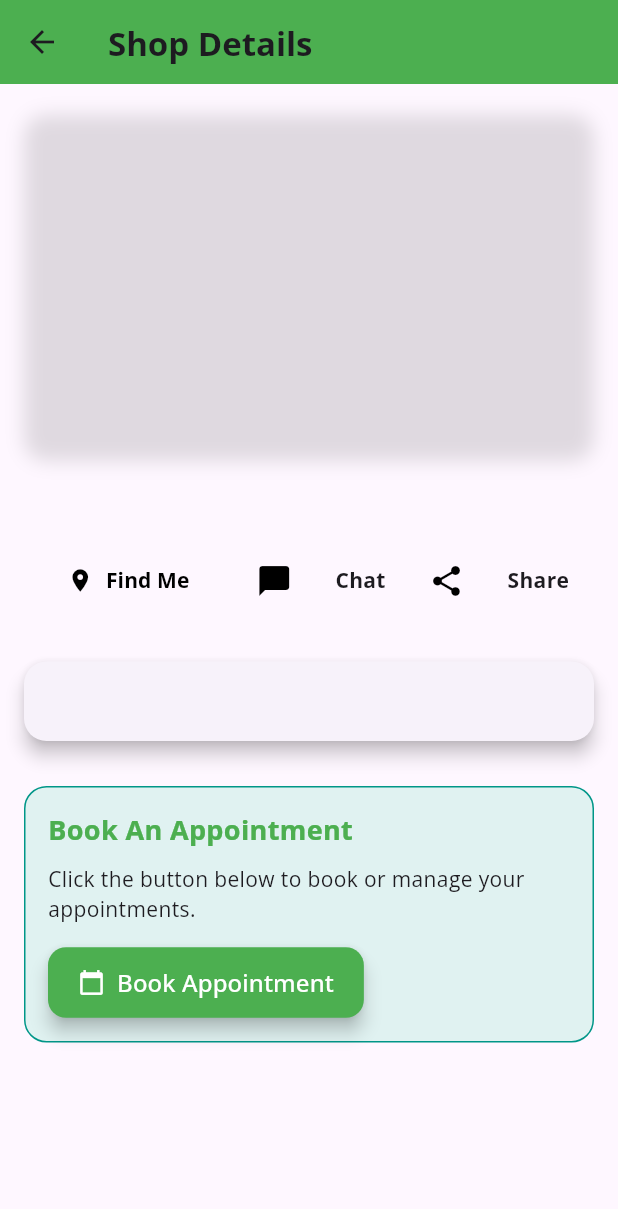
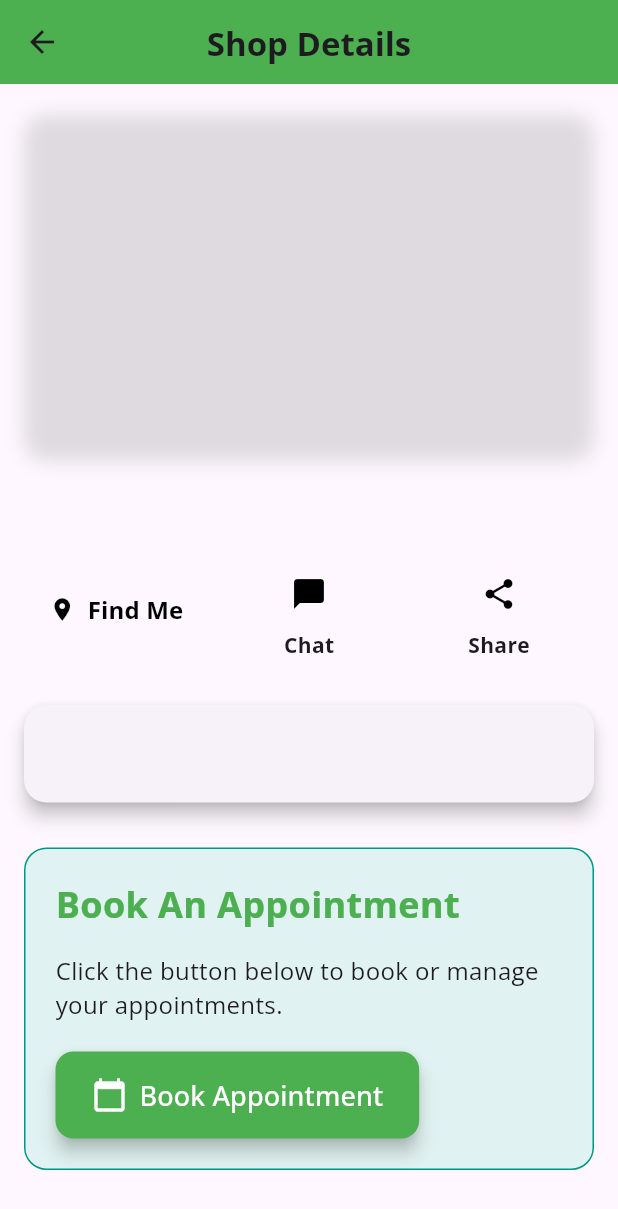
Before and after one commit to AbdallahKhayat/Hajzi_Flutter, a Flutter app: the BlogAfterClick screen opened directly with empty values, on a phone screen of 412 x 824 dp. Shown: the top 1209 px of the screen. Run offline on Flutter 3.47's test engine with Material 3 defaults, Android fonts, the phone set to English and light mode, and no system bars; drawn by our look-alikes of carousel_slider; our stand-ins replace cached_network_image, camera, dio, file_picker, firebase_auth, firebase_core and 17 more; missing offline and left inert: flutter_facebook_auth, flutter_stripe; accounts and stored records are empty; generated files the repository leaves out were written again; network calls fail.

Commit message:
modified the page for web part

```diff
--- a/lib/Blog/BlogAfterClick.dart
+++ b/lib/Blog/BlogAfterClick.dart
@@ -12,7 +12,6 @@ import '../Pages/CustomerAppointmentPage.dart';
 import '../Pages/IndividualPage.dart';
 import '../Pages/userAppointmentPage.dart';
 import '../constants.dart';
-
 
 class BlogAfterClick extends StatefulWidget {
   BlogAfterClick({super.key, required this.addBlogModel, required this.networkHandler});
@@ -31,7 +30,7 @@ class _BlogAfterClickState extends State<BlogAfterClick> {
   String userName = 'Unknown User';
   String? userEmail; // Current user's email from secure storage
   String blogOwnerEmail = ''; // Blog owner's email from fetchBlogDetails
-  String blogOwnerName='';
+  String blogOwnerName = '';
   final storage = FlutterSecureStorage();
 
   // Example coordinates for the shop location
@@ -93,7 +92,7 @@ class _BlogAfterClickState extends State<BlogAfterClick> {
       if (response != null && response['authorName'] != null) {
         setState(() {
           blogOwnerEmail = response['authorName'];
-          blogOwnerName=response['username'];
+          blogOwnerName = response['username'];
         });
       }
     } catch (e) {
@@ -107,8 +106,7 @@ class _BlogAfterClickState extends State<BlogAfterClick> {
       Navigator.push(
         context,
         MaterialPageRoute(
-          builder: (context) =>
-              CustomerAppointmentPage(
+          builder: (context) => CustomerAppointmentPage(
             networkHandler: widget.networkHandler,
             blogId: widget.addBlogModel.id!,
           ),
@@ -119,8 +117,7 @@ class _BlogAfterClickState extends State<BlogAfterClick> {
       Navigator.push(
         context,
         MaterialPageRoute(
-          builder: (context) =>
-              UserAppointmentPage(
+          builder: (context) => UserAppointmentPage(
             networkHandler: widget.networkHandler,
             blogId: widget.addBlogModel.id!,
             userName: userEmail!,
@@ -134,7 +131,9 @@ class _BlogAfterClickState extends State<BlogAfterClick> {
     if (widget.addBlogModel.lat != null && widget.addBlogModel.lng != null) {
       Navigator.push(
         context,
-        MaterialPageRoute(builder: (context) => MapPage(lat: widget.addBlogModel.lat!, lng: widget.addBlogModel.lng!)),
+        MaterialPageRoute(
+            builder: (context) =>
+                MapPage(lat: widget.addBlogModel.lat!, lng: widget.addBlogModel.lng!)),
       );
     }
   }
@@ -155,6 +154,7 @@ class _BlogAfterClickState extends State<BlogAfterClick> {
       return null;
     }
   }
+
   void _shareBlogDetails() {
     final String blogDetails = "🛒 Check out this amazing Shop!\n\n"
         "Title: ${widget.addBlogModel.title}\n"
@@ -162,6 +162,7 @@ class _BlogAfterClickState extends State<BlogAfterClick> {
         "View it here 📍: https://www.google.com/maps/search/?api=1&query=${widget.addBlogModel.lat},${widget.addBlogModel.lng}";
     Share.share(blogDetails);
   }
+
   @override
   Widget build(BuildContext context) {
     return Scaffold(
@@ -184,9 +185,23 @@ class _BlogAfterClickState extends State<BlogAfterClick> {
           "Shop Details",
           style: TextStyle(fontWeight: FontWeight.bold),
         ),
+        centerTitle: true, // Center the title for better aesthetics on web
       ),
-      body: ListView(
+      body: LayoutBuilder(
+        builder: (context, constraints) {
+          // Define a max width for large screens
+          double maxWidth = 800;
+          if (constraints.maxWidth > 900) {
+            maxWidth = 800;
+          } else {
+            maxWidth = constraints.maxWidth;
+          }
+
+          return Center(
+            child: Container(
+              width: maxWidth,
               padding: const EdgeInsets.all(16.0),
+              child: ListView(
                 children: [
                   // Image carousel
                   Container(
@@ -213,7 +228,7 @@ class _BlogAfterClickState extends State<BlogAfterClick> {
                           );
                         }).toList(),
                         options: CarouselOptions(
-                  height: 230,
+                          height: constraints.maxWidth > 600 ? 400 : 230,
                           autoPlay: true,
                           enlargeCenterPage: true,
                           aspectRatio: 16 / 9,
@@ -227,7 +242,7 @@ class _BlogAfterClickState extends State<BlogAfterClick> {
                   // Blog title
                   Text(
                     widget.addBlogModel.title!,
-            style: const TextStyle(fontSize: 22, fontWeight: FontWeight.bold),
+                    style: const TextStyle(fontSize: 28, fontWeight: FontWeight.bold),
                     textAlign: TextAlign.center,
                   ),
                   const SizedBox(height: 10),
@@ -236,27 +251,35 @@ class _BlogAfterClickState extends State<BlogAfterClick> {
                   Row(
                     mainAxisAlignment: MainAxisAlignment.spaceEvenly,
                     children: [
-              TextButton.icon(
+                      // Find Me Button
+                      Expanded(
+                        child: TextButton.icon(
                           icon: const Icon(Icons.location_on, color: Colors.black),
                           label: const Text(
                             "Find Me",
-                  style: TextStyle(fontSize: 14, fontWeight: FontWeight.bold,color: Colors.black),
+                            style: TextStyle(fontSize: 16, fontWeight: FontWeight.bold, color: Colors.black),
                           ),
                           onPressed: _openMapPage,
                         ),
+                      ),
 
+                      // Chat Button with Label
+                      Expanded(
+                        child: Column(
+                          children: [
                             IconButton(
                               icon: const Icon(Icons.chat_bubble, color: Colors.black),
                               onPressed: () async {
                                 final existingChatId = await fetchExistingChatId(blogOwnerEmail);
-                  if (userEmail == blogOwnerEmail)
+                                if (userEmail == blogOwnerEmail) {
                                   Navigator.push(
                                     context,
                                     MaterialPageRoute(
-                      builder: (context) =>  ChatPage(chatId: '', chatPartnerEmail: '', appBarFlag: 1),
+                                      builder: (context) => ChatPage(
+                                          chatId: '', chatPartnerEmail: '', appBarFlag: 1),
                                     ),
                                   );
-                  if (userEmail != blogOwnerEmail)
+                                } else {
                                   Navigator.push(
                                     context,
                                     MaterialPageRoute(
@@ -267,23 +290,31 @@ class _BlogAfterClickState extends State<BlogAfterClick> {
                                       ),
                                     ),
                                   );
+                                }
                               },
                             ),
                             const Text(
                               "Chat",
                               style: TextStyle(fontSize: 14, fontWeight: FontWeight.bold),
                             ),
+                          ],
+                        ),
+                      ),
 
+                      // Share Button with Label
+                      Expanded(
+                        child: Column(
+                          children: [
                             IconButton(
                               icon: const Icon(Icons.share, color: Colors.black),
-                onPressed: () {
-                  _shareBlogDetails();
-                  // Add share functionality here
-                },
+                              onPressed: _shareBlogDetails,
                             ),
                             const Text(
                               "Share",
                               style: TextStyle(fontSize: 14, fontWeight: FontWeight.bold),
+                            ),
+                          ],
+                        ),
                       ),
                     ],
                   ),
@@ -293,13 +324,12 @@ class _BlogAfterClickState extends State<BlogAfterClick> {
                   Card(
                     elevation: 5,
                     margin: const EdgeInsets.symmetric(vertical: 10),
-            shape: RoundedRectangleBorder(
-                borderRadius: BorderRadius.circular(15)),
+                    shape: RoundedRectangleBorder(borderRadius: BorderRadius.circular(15)),
                     child: Padding(
-              padding: const EdgeInsets.all(15),
+                      padding: const EdgeInsets.all(20),
                       child: Text(
                         widget.addBlogModel.body!,
-                style: const TextStyle(fontSize: 16),
+                        style: const TextStyle(fontSize: 18),
                         textAlign: TextAlign.justify,
                       ),
                     ),
@@ -313,7 +343,7 @@ class _BlogAfterClickState extends State<BlogAfterClick> {
                       borderRadius: BorderRadius.circular(15),
                       border: Border.all(color: Colors.teal, width: 1),
                     ),
-            padding: const EdgeInsets.all(15),
+                    padding: const EdgeInsets.all(20),
                     child: Column(
                       crossAxisAlignment: CrossAxisAlignment.start,
                       children: [
@@ -328,11 +358,11 @@ class _BlogAfterClickState extends State<BlogAfterClick> {
                                   end: Alignment.bottomRight,
                                 ).createShader(bounds);
                               },
-                      child:const Text(
+                              child: const Text(
                                 "Book An Appointment",
-                        style: const TextStyle(
+                                style: TextStyle(
                                   fontWeight: FontWeight.bold,
-                          fontSize: 18,
+                                  fontSize: 24,
                                   color: Colors.white, // Required but overridden by the shader
                                 ),
                               ),
@@ -340,12 +370,12 @@ class _BlogAfterClickState extends State<BlogAfterClick> {
                           },
                         ),
 
-                const SizedBox(height: 10),
+                        const SizedBox(height: 15),
                         const Text(
                           "Click the button below to book or manage your appointments.",
-                  style: TextStyle(fontSize: 14),
+                          style: TextStyle(fontSize: 16),
                         ),
-                const SizedBox(height: 15),
+                        const SizedBox(height: 20),
                         ValueListenableBuilder<Color>(
                           valueListenable: appColorNotifier,
                           builder: (context, appColor, child) {
@@ -354,26 +384,29 @@ class _BlogAfterClickState extends State<BlogAfterClick> {
                               style: ElevatedButton.styleFrom(
                                 backgroundColor: appColor, // Dynamic color
                                 padding: const EdgeInsets.symmetric(
-                            vertical: 12, horizontal: 20),
+                                    vertical: 16, horizontal: 24),
                                 shape: RoundedRectangleBorder(
                                   borderRadius: BorderRadius.circular(12),
                                 ),
                                 elevation: 5,
                               ),
-                      icon: const Icon(Icons.calendar_today, color: Colors.white),
+                              icon: const Icon(Icons.calendar_today, color: Colors.white, size: 24),
                               label: const Text(
                                 "Book Appointment",
-                        style: TextStyle(color: Colors.white, fontSize: 16),
+                                style: TextStyle(color: Colors.white, fontSize: 18),
                               ),
                             );
                           },
                         )
-
                       ],
                     ),
                   ),
                 ],
               ),
+            ),
+          );
+        },
+      ),
     );
   }
 }
```
Also changed, not shown: 1 other file. Lines whose indentation alone changed are shown as unchanged.
